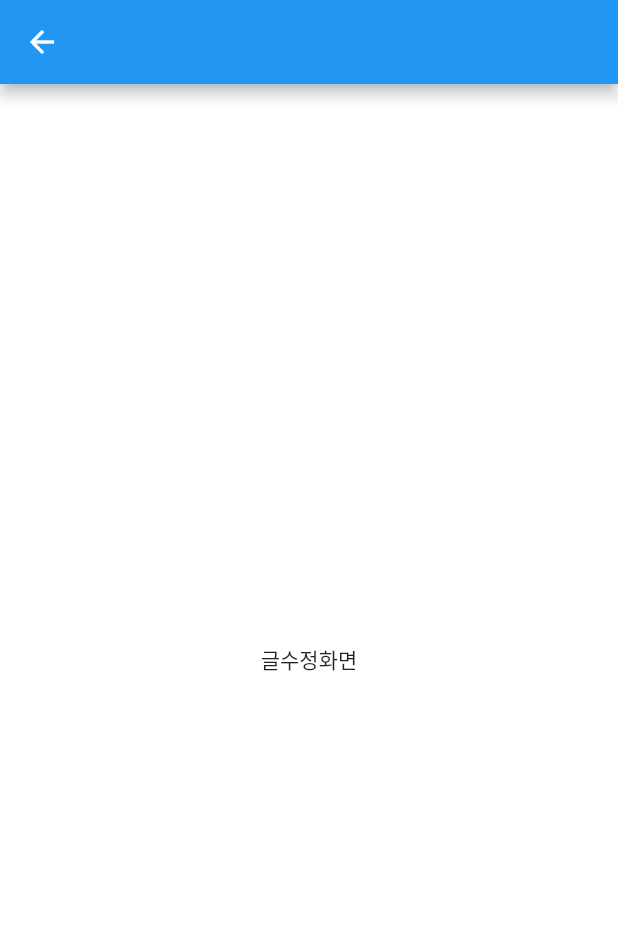
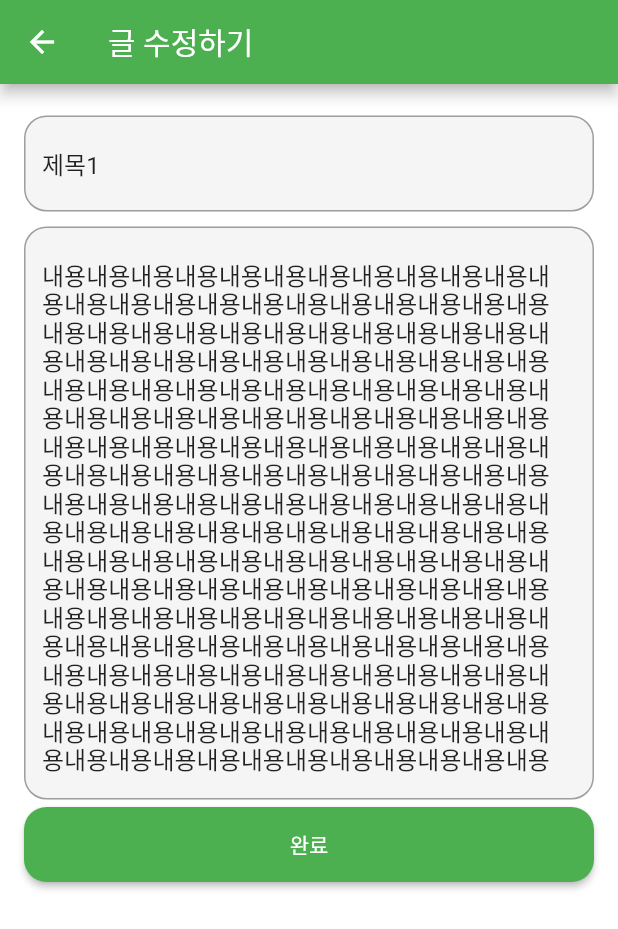
Before and after one commit to shinjoo95/flutter_eco, a Flutter app: the UpdatePage screen opened directly, on a phone screen of 412 x 824 dp. Shown: the top 929 px of the screen. Run offline on Flutter 3.47's test engine with Material 2 defaults, Android fonts, the phone set to English and light mode, and no system bars; our stand-ins replace get, table_calendar, validators; missing offline and left inert: flutter_clean_calendar.

Commit message:
Get X 페이지 이동

```diff
--- a/lib/components/customTextArea.dart
+++ b/lib/components/customTextArea.dart
@@ -3,15 +3,17 @@ import 'package:flutter/material.dart';
 class CustomTextArea extends StatelessWidget {
   final String hint;
   final funValidator;
+  final String? value;
 
-  CustomTextArea({required this.hint, required this.funValidator});
+  CustomTextArea({required this.hint, required this.funValidator, this.value});
 
   @override
   Widget build(BuildContext context) {
     return Padding(
       padding: const EdgeInsets.symmetric(vertical: 5),
       child: TextFormField(
-        maxLines: 15,
+        initialValue: value ?? "",
+        maxLines: 18,
         validator: funValidator,
         obscureText: hint == "비밀번호" ? true : false,
         decoration: InputDecoration(
--- a/lib/components/custom_text_form_field.dart
+++ b/lib/components/custom_text_form_field.dart
@@ -3,14 +3,16 @@ import 'package:flutter/material.dart';
 class CustomTextFormField extends StatelessWidget {
 final String hint;
 final funValidator;
+final String? value;
 
-CustomTextFormField({required this.hint, required this.funValidator});
+CustomTextFormField({required this.hint, required this.funValidator, this.value});
 
   @override
   Widget build(BuildContext context) {
     return Padding(
       padding: const EdgeInsets.symmetric(vertical: 5),
       child: TextFormField(
+        initialValue: value ?? "",
         validator: funValidator,
         obscureText: hint == "비밀번호" ? true : false,
         decoration:
--- a/lib/pages/post/home_page.dart
+++ b/lib/pages/post/home_page.dart
@@ -65,7 +65,7 @@ class HomePage extends StatelessWidget {
               Divider(),
               TextButton(
                   onPressed: () {
-                    Get.to(loginPage());
+                    Get.off(loginPage());
                   },
                   child: Text(
                     "로그아웃",
--- a/lib/pages/post/update_page.dart
+++ b/lib/pages/post/update_page.dart
@@ -1,14 +1,49 @@
 import 'package:flutter/material.dart';
+import 'package:flutter_blog/components/custom_text_form_field.dart';
+import 'package:flutter_blog/pages/post/datail_page.dart';
+import 'package:get/get.dart';
+
+import '../../components/customTextArea.dart';
+import '../../components/custom_elevated_button.dart';
+import '../../util/validator_util.dart';
+import 'home_page.dart';
 
 class UpdatePage extends StatelessWidget {
-  const UpdatePage({Key? key}) : super(key: key);
+  final _formKey = GlobalKey<FormState>();
 
   @override
   Widget build(BuildContext context) {
     return Scaffold(
-      appBar: AppBar(),
-      body: Center(
-        child: Text("글수정화면"),
+      appBar: AppBar(
+        title: Text("글 수정하기"),
+        backgroundColor: Colors.green,
+      ),
+      body: Padding(
+        padding: const EdgeInsets.all(16.0),
+        child: Form(
+          key: _formKey,
+          child: ListView(
+            children: [
+              CustomTextFormField(
+                hint: "제목",
+                funValidator: validateTitle(),
+                value: "제목1",
+              ),
+              CustomTextArea(
+                hint: "내용",
+                funValidator: validateContent(),
+                value: "내용" * 500,
+              ),
+              CustomElevatedButton(
+                  text: "완료",
+                  pageRoute: () {
+                    if (_formKey.currentState!.validate()) {
+                      Get.back();
+                    }
+                  }),
+            ],
+          ),
+        ),
       ),
     );
   }
--- a/lib/util/validator_util.dart
+++ b/lib/util/validator_util.dart
@@ -81,7 +81,7 @@ Function validateContent(){
   return (String? value){
     if(value!.isEmpty){
       return "내용을 적어주세요";
-    }else if(value.length > 500){
+    }else if(value.length > 1000){
       return "내용이 너무 길어요";
     }else{
       return null;
```
Also changed, not shown: 1 other file.
